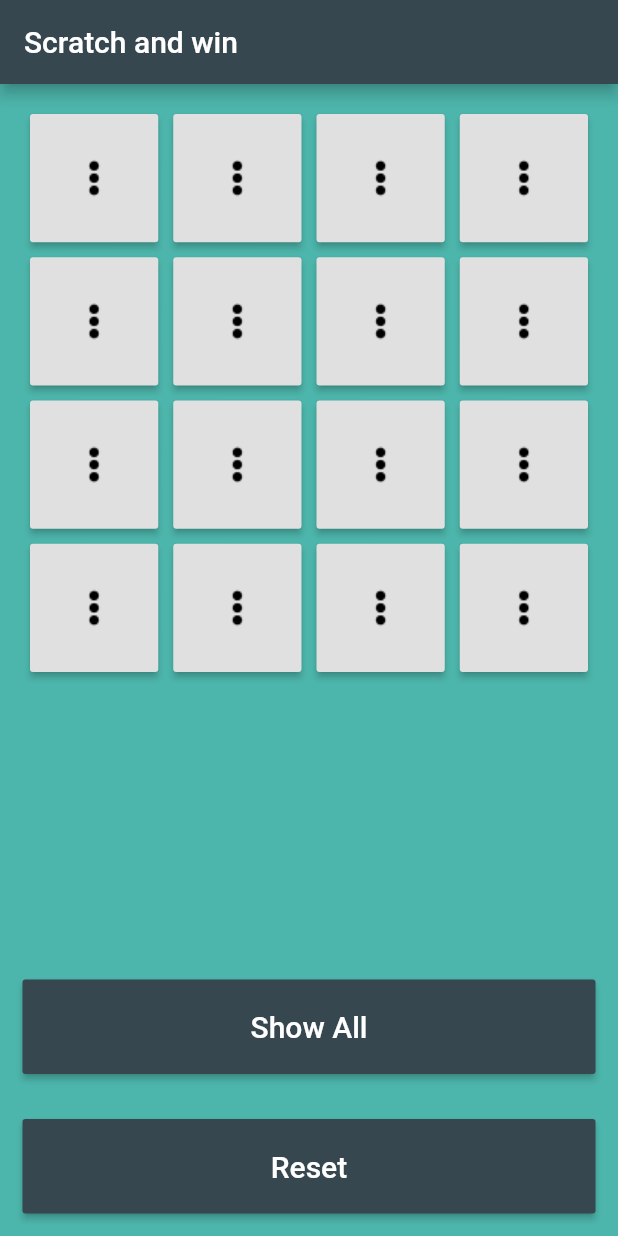
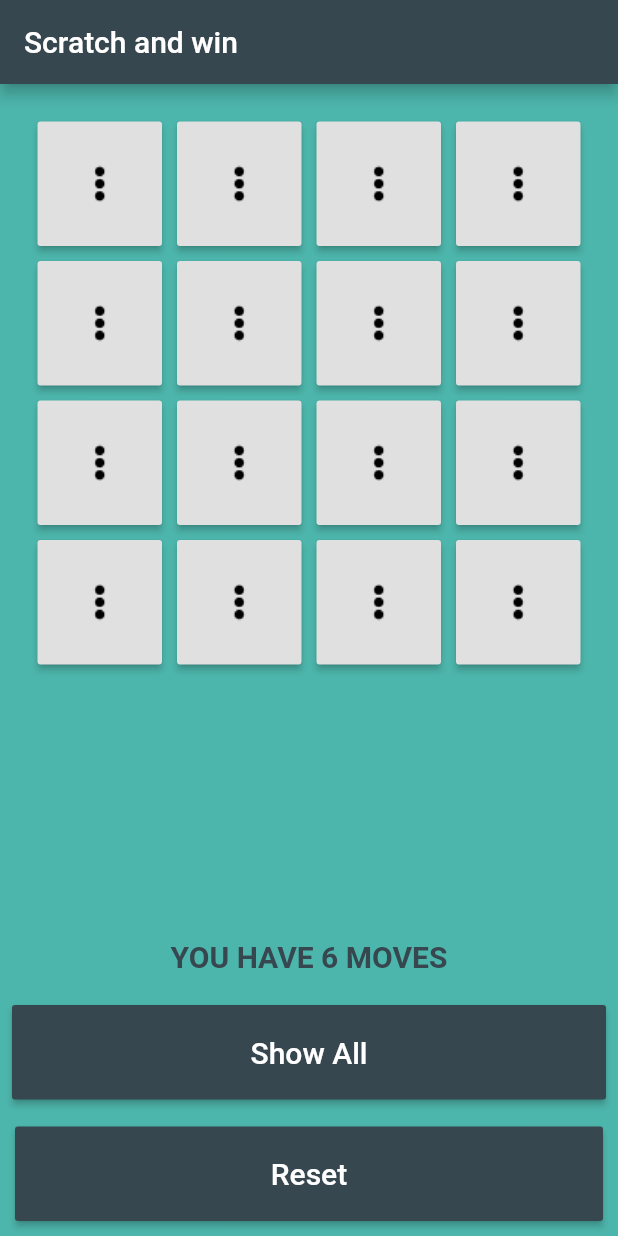
Before and after one commit to dev7omprakash/FlutterLearn, a Flutter app: the screen it shows after launch, on a phone screen of 412 x 824 dp. Run offline on Flutter 3.47's test engine with Material 2 defaults, Android fonts, the phone set to English and light mode, and no system bars.

Commit message:
New Features added and APP updated

```diff
--- a/scratchandwin/lib/HomePage.dart
+++ b/scratchandwin/lib/HomePage.dart
@@ -15,12 +15,18 @@ class _HomePageState extends State<HomePage> {
 //TODO:GET THE ARRAY AND VARIABLES
   List<String> itemArray = [];
   int luckyNumber = -1;
+  int count = 0;
+  bool win = false;
+  String message = "YOU HAVE 6 MOVES";
 
 //TODO:INTIALIZE THE ARRAY AND VARIABLES
   @override
   void initState() {
     super.initState();
     setState(() {
+      this.win = false;
+      this.message = "YOU HAVE 6 MOVES";
+      this.count = 0;
       this.itemArray = List<String>.generate(16, (index) => "empty");
       getLuckyNumber();
     });
@@ -49,14 +55,29 @@ class _HomePageState extends State<HomePage> {
   }
 
 //TODO:PLAYGAME METHODS
+
   playGame(int index) {
-    if (luckyNumber == index) {
-      setState(() {
-        itemArray[index] = "lucky";
-      });
+    if (!this.win && this.count < 6) {
+      this.count++;
+      this.message = "YOU HAVE " + (6 - this.count).toString() + " MOVES LEFT";
+      if (luckyNumber == index) {
+        setState(() {
+          this.win = true;
+          this.message = "YOU WON";
+          itemArray[index] = "lucky";
+        });
+      } else {
+        setState(() {
+          itemArray[index] = "unlucky";
+        });
+      }
     } else {
       setState(() {
-        itemArray[index] = "unlucky";
+        if (!this.win && this.count == 6) {
+          this.message = "GAME DRAWN, RESET | SHOW ALL";
+        } else {
+          this.message = "YOU CAN'T PLAY YOU CAN RESET!";
+        }
       });
     }
   }
@@ -64,7 +85,10 @@ class _HomePageState extends State<HomePage> {
 //TODO:RESET GAME METHODS
   resetGame() {
     setState(() {
+      this.win = false;
       this.itemArray = List<String>.filled(16, "empty");
+      this.count = 0;
+      this.message = "YOU HAVE 6 MOVES";
       getLuckyNumber();
     });
   }
@@ -74,6 +98,7 @@ class _HomePageState extends State<HomePage> {
     setState(() {
       this.itemArray = List<String>.filled(16, "unlucky");
       this.itemArray[luckyNumber] = "lucky";
+      this.message = "YOU HACKED THE GAME!";
     });
   }
 
@@ -90,7 +115,7 @@ class _HomePageState extends State<HomePage> {
         children: <Widget>[
           Expanded(
             child: GridView.builder(
-              padding: EdgeInsets.all(20.0),
+              padding: EdgeInsets.all(25.0),
               gridDelegate: SliverGridDelegateWithFixedCrossAxisCount(
                 crossAxisCount: 4,
                 childAspectRatio: 1.0,
@@ -112,8 +137,21 @@ class _HomePageState extends State<HomePage> {
               ),
             ),
           ),
+          Center(
+            child: Container(
+              padding: EdgeInsets.all(13.0),
+              child: Text(
+                this.message,
+                style: TextStyle(
+                  color: Colors.blueGrey[800],
+                  fontSize: 20.0,
+                  fontWeight: FontWeight.bold,
+                ),
+              ),
+            ),
+          ),
           Container(
-            margin: EdgeInsets.all(15.0),
+            margin: EdgeInsets.all(8.0),
             child: RaisedButton(
               onPressed: () {
                 this.showAll();
@@ -127,7 +165,7 @@ class _HomePageState extends State<HomePage> {
             ),
           ),
           Container(
-            margin: EdgeInsets.all(15.0),
+            margin: EdgeInsets.all(10.0),
             child: RaisedButton(
               onPressed: () {
                 this.resetGame();
```
